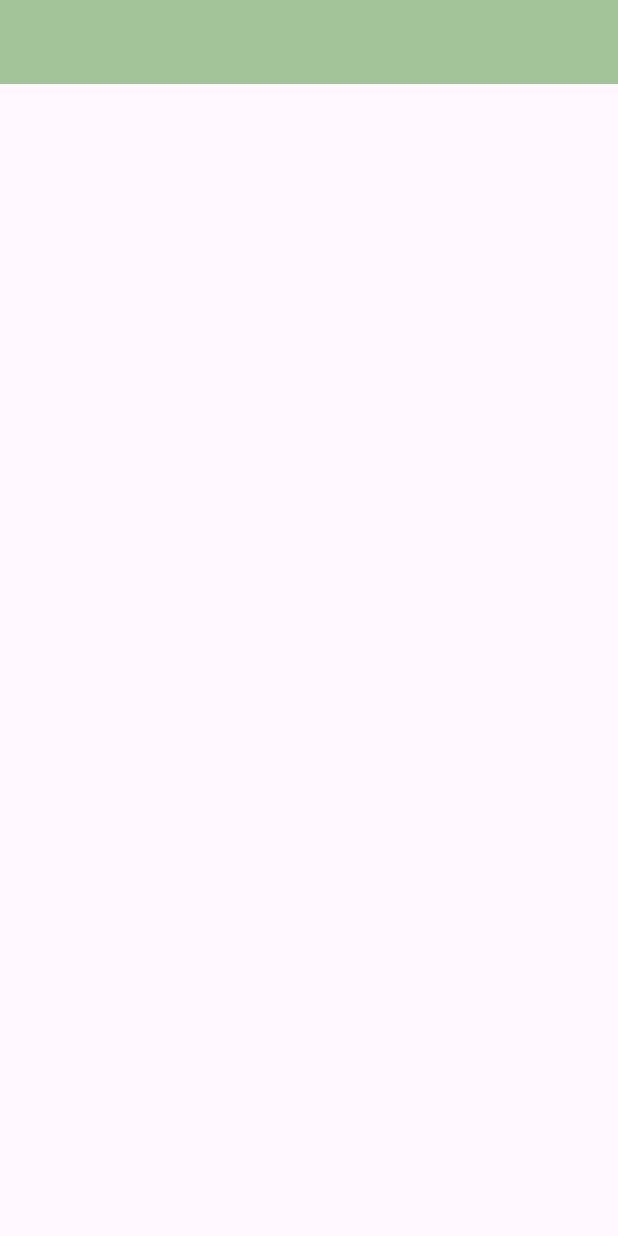
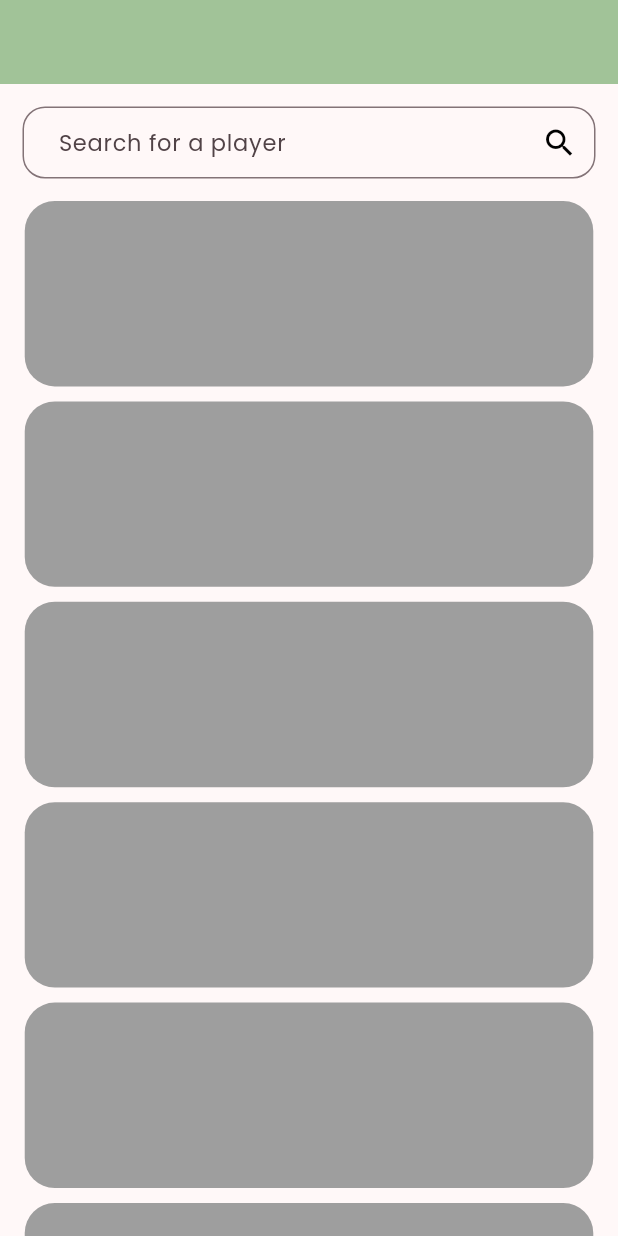
Before and after one commit to mashael053/sportify_application, a Flutter app: the screen it shows after launch, on a phone screen of 412 x 824 dp. Run offline on Flutter 3.47's test engine with Material 3 defaults, Android fonts, the light colour scheme and no system bars; our stand-ins replace google_fonts.

Commit message:
finish players screen without API

```diff
--- a/lib/main.dart
+++ b/lib/main.dart
@@ -15,7 +15,7 @@
       debugShowCheckedModeBanner: false,
       title: 'Flutter Demo',
       theme: ThemeData(
-        colorScheme: ColorScheme.fromSeed(seedColor: Colors.deepPurple),
+        colorScheme: ColorScheme.fromSeed(seedColor: Colors.black),
         useMaterial3: true,
       ),
       home: const players_screen(),
--- a/lib/screens/players_screen.dart
+++ b/lib/screens/players_screen.dart
@@ -1,12 +1,22 @@
 import 'package:flutter/material.dart';
+
+import '../widget/player_widget.dart';
+import '../widget/searchfield_widget.dart';
 
 class players_screen extends StatelessWidget {
   const players_screen({super.key});
 
   @override
   Widget build(BuildContext context) {
+    var _screen = MediaQuery.of(context).size;
     return Scaffold(
-      appBar: AppBar(backgroundColor: Color.fromARGB(255, 161, 195, 152)),
-    );
+        appBar: AppBar(backgroundColor: Color.fromARGB(255, 161, 195, 152)),
+        body: SingleChildScrollView(
+          scrollDirection: Axis.vertical,
+          child: Column(children: [
+            Center(child: searchfield()),
+            for (int i = 0; i < 10; i++) players(_screen)
+          ]),
+        ));
   }
 }
--- /dev/null
+++ b/lib/utils/global_varible.dart
@@ -0,0 +1,3 @@
+import 'package:flutter/material.dart';
+
+TextEditingController player_search = TextEditingController();
--- a/lib/widget/player_widget.dart
+++ b/lib/widget/player_widget.dart
@@ -0,0 +1,15 @@
+import 'package:flutter/material.dart';
+
+Widget players(var _screen) {
+  return Padding(
+    padding: const EdgeInsets.only(bottom: 10),
+    child: Container(
+      height: _screen.height * 0.15,
+      width: _screen.width * 0.92,
+      decoration: BoxDecoration(
+        color: Colors.grey,
+        borderRadius: BorderRadius.circular(20),
+      ),
+    ),
+  );
+}
--- /dev/null
+++ b/lib/widget/searchfield_widget.dart
@@ -0,0 +1,36 @@
+import 'package:flutter/material.dart';
+import 'package:google_fonts/google_fonts.dart';
+
+import '../utils/global_varible.dart';
+
+Widget searchfield() {
+  return Padding(
+    padding: const EdgeInsets.all(15),
+    child: TextFormField(
+      controller: player_search,
+      textAlignVertical: TextAlignVertical.center,
+      cursorColor: Colors.black,
+      style: GoogleFonts.poppins(fontSize: 15),
+      decoration: InputDecoration(
+        contentPadding: EdgeInsets.only(bottom: 8, left: 20, top: 8),
+        suffixIcon: Icon(
+          Icons.search,
+          color: Colors.black,
+        ),
+        hintText: 'Search for a player',
+        border: OutlineInputBorder(
+          borderSide: BorderSide(color: Colors.black),
+          borderRadius: BorderRadius.all(Radius.circular(15)),
+        ),
+        focusedBorder: OutlineInputBorder(
+          borderSide: BorderSide(color: Colors.black),
+          borderRadius: BorderRadius.all(Radius.circular(15)),
+        ),
+      ),
+      onEditingComplete: () {
+        print(player_search.text);
+        // Calling function to search in API
+      },
+    ),
+  );
+}
```
